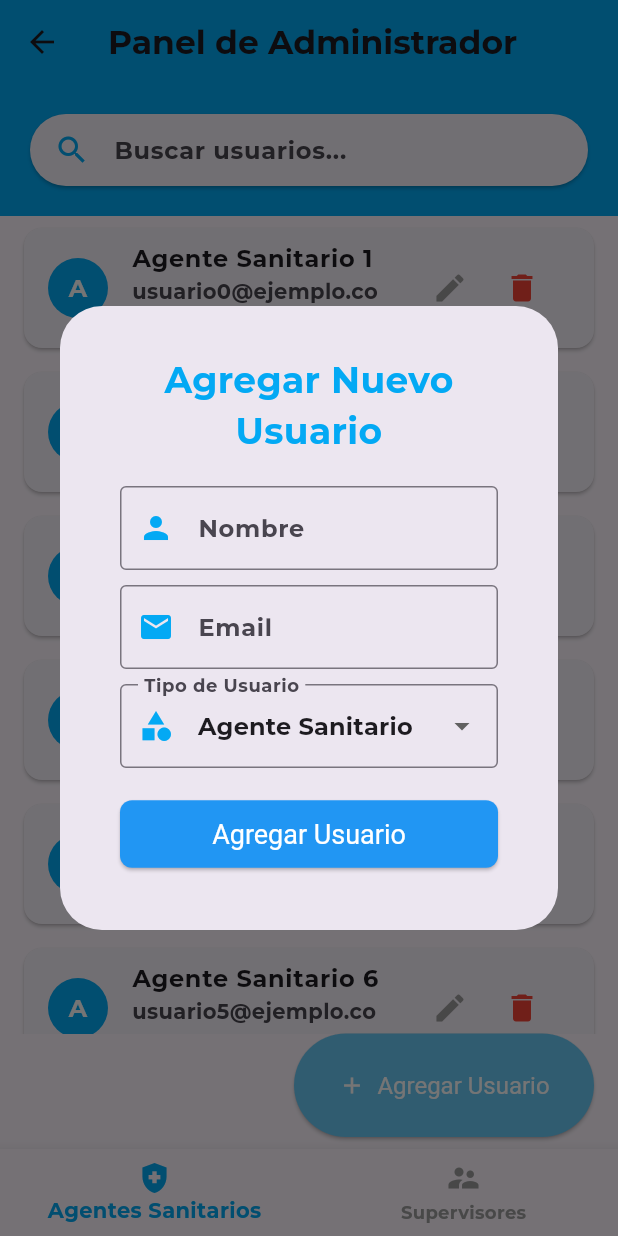
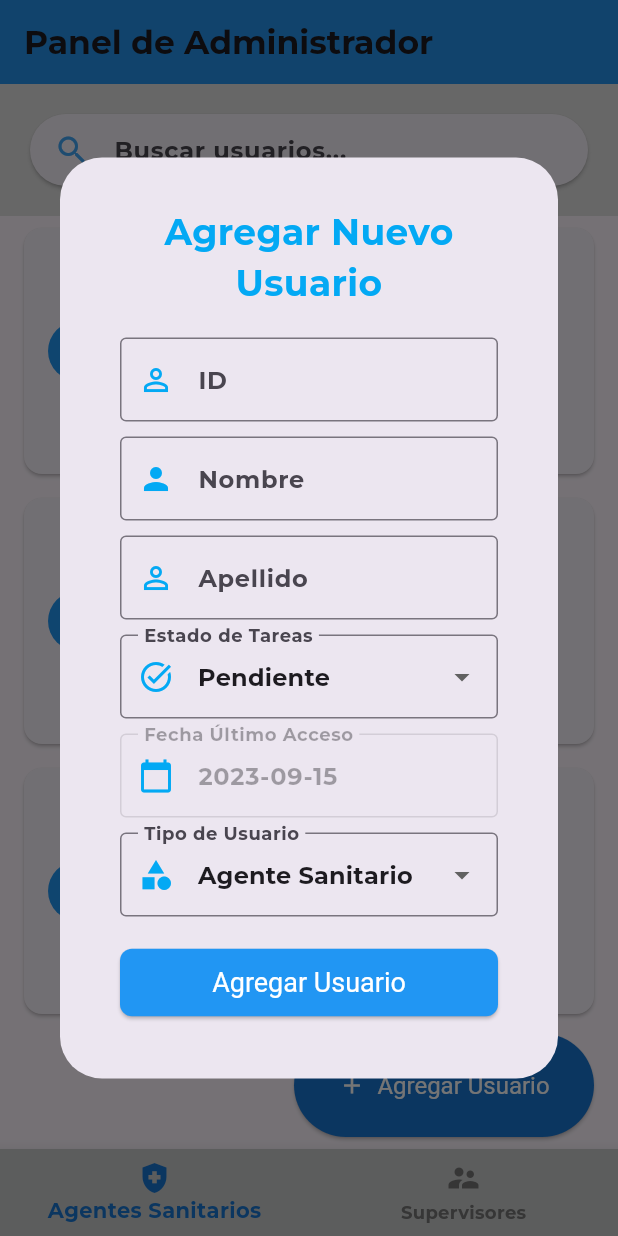
Before and after one commit to mati-avila/fisma_inso2, a Flutter app: the AdminScreen screen opened directly, after a tap on "Agregar Usuario", on a phone screen of 412 x 824 dp. Run offline on Flutter 3.47's test engine with Material 3 defaults, Android fonts, the phone set to English and light mode, and no system bars; our stand-ins replace firebase_core, flutter_map, latlong2; accounts and stored records are empty; project files that could hold a hidden picture were left out.

Commit message:
cambios en la parte de administrador

```diff
--- a/lib/administrador/add_user_form.dart
+++ b/lib/administrador/add_user_form.dart
@@ -7,8 +7,11 @@ class AddUserForm extends StatefulWidget {
 
 class _AddUserFormState extends State<AddUserForm> {
   final _formKey = GlobalKey<FormState>();
-  String _name = '';
-  String _email = '';
+  String _id = '';
+  String _nombre = '';
+  String _apellido = '';
+  String _estadoDeTareas = 'Pendiente';
+  String _fechaUltimoAcceso = '2023-09-15';  // Ejemplo de fecha de último acceso
   String _userType = 'Agente Sanitario';
 
   @override
@@ -30,6 +33,21 @@ class _AddUserFormState extends State<AddUserForm> {
             SizedBox(height: 20),
             TextFormField(
               decoration: InputDecoration(
+                labelText: 'ID',
+                border: OutlineInputBorder(),
+                prefixIcon: Icon(Icons.perm_identity, color: Colors.lightBlue),
+              ),
+              validator: (value) {
+                if (value == null || value.isEmpty) {
+                  return 'Por favor ingrese un ID';
+                }
+                return null;
+              },
+              onSaved: (value) => _id = value!,
+            ),
+            SizedBox(height: 10),
+            TextFormField(
+              decoration: InputDecoration(
                 labelText: 'Nombre',
                 border: OutlineInputBorder(),
                 prefixIcon: Icon(Icons.person, color: Colors.lightBlue),
@@ -40,22 +58,53 @@ class _AddUserFormState extends State<AddUserForm> {
                 }
                 return null;
               },
-              onSaved: (value) => _name = value!,
+              onSaved: (value) => _nombre = value!,
             ),
             SizedBox(height: 10),
             TextFormField(
               decoration: InputDecoration(
-                labelText: 'Email',
+                labelText: 'Apellido',
                 border: OutlineInputBorder(),
-                prefixIcon: Icon(Icons.email, color: Colors.lightBlue),
+                prefixIcon: Icon(Icons.person_outline, color: Colors.lightBlue),
               ),
               validator: (value) {
                 if (value == null || value.isEmpty) {
-                  return 'Por favor ingrese un email';
+                  return 'Por favor ingrese un apellido';
                 }
                 return null;
               },
-              onSaved: (value) => _email = value!,
+              onSaved: (value) => _apellido = value!,
+            ),
+            SizedBox(height: 10),
+            DropdownButtonFormField<String>(
+              value: _estadoDeTareas,
+              decoration: InputDecoration(
+                labelText: 'Estado de Tareas',
+                border: OutlineInputBorder(),
+                prefixIcon: Icon(Icons.task_alt, color: Colors.lightBlue),
+              ),
+              items: <String>['Pendiente', 'Completado']
+                  .map<DropdownMenuItem<String>>((String value) {
+                return DropdownMenuItem<String>(
+                  value: value,
+                  child: Text(value),
+                );
+              }).toList(),
+              onChanged: (String? newValue) {
+                setState(() {
+                  _estadoDeTareas = newValue!;
+                });
+              },
+            ),
+            SizedBox(height: 10),
+            TextFormField(
+              decoration: InputDecoration(
+                labelText: 'Fecha Último Acceso',
+                border: OutlineInputBorder(),
+                prefixIcon: Icon(Icons.calendar_today, color: Colors.lightBlue),
+              ),
+              initialValue: _fechaUltimoAcceso,  // Muestra la fecha de último acceso
+              enabled: false,  // Campo deshabilitado, solo visible
             ),
             SizedBox(height: 10),
             DropdownButtonFormField<String>(
@@ -84,7 +133,8 @@ class _AddUserFormState extends State<AddUserForm> {
                 if (_formKey.currentState!.validate()) {
                   _formKey.currentState!.save();
                   // Aquí iría la lógica para guardar el usuario
-                  print('Nombre: $_name, Email: $_email, Tipo: $_userType');
+                  print('ID: $_id, Nombre: $_nombre, Apellido: $_apellido, '
+                      'Estado de Tareas: $_estadoDeTareas, Fecha Último Acceso: $_fechaUltimoAcceso, Tipo: $_userType');
                   Navigator.pop(context);
                 }
               },
--- a/lib/administrador/admin_screen.dart
+++ b/lib/administrador/admin_screen.dart
@@ -24,19 +24,27 @@ class _AdminScreenState extends State<AdminScreen> {
     );
   }
 
+  // Método para cambiar entre agentes sanitarios y supervisores
+  void _onItemTapped(int index) {
+    setState(() {
+      _selectedIndex = index;
+      _searchQuery = ''; // Limpiar la búsqueda al cambiar de vista
+    });
+  }
+
   @override
   Widget build(BuildContext context) {
     return Scaffold(
       appBar: AppBar(
         title: Text('Panel de Administrador'),
-        backgroundColor: Colors.lightBlue,
+        backgroundColor: Color.fromARGB(255, 38, 147, 236), // Fondo azul
         elevation: 0,
       ),
       body: Column(
         children: [
           Container(
             padding: EdgeInsets.all(16),
-            color: Colors.lightBlue,
+            color: Colors.grey[300], // Color de fondo gris claro
             child: Card(
               shape: RoundedRectangleBorder(
                 borderRadius: BorderRadius.circular(30),
@@ -47,7 +55,7 @@ class _AdminScreenState extends State<AdminScreen> {
                   decoration: InputDecoration(
                     hintText: 'Buscar usuarios...',
                     border: InputBorder.none,
-                    icon: Icon(Icons.search, color: Colors.lightBlue),
+                    icon: Icon(Icons.search, color: Colors.blue[400]), // Icono azul claro
                   ),
                   onChanged: (value) {
                     setState(() {
@@ -59,9 +67,10 @@ class _AdminScreenState extends State<AdminScreen> {
             ),
           ),
           Expanded(
-            child: _selectedIndex == 0
-                ? UserList(userType: 'Agente Sanitario', searchQuery: _searchQuery)
-                : UserList(userType: 'Supervisor', searchQuery: _searchQuery),
+            child: UserList(
+              userType: _selectedIndex == 0 ? 'Agente Sanitario' : 'Supervisor',
+              searchQuery: _searchQuery,
+            ),
           ),
         ],
       ),
@@ -73,22 +82,22 @@ class _AdminScreenState extends State<AdminScreen> {
             child: Align(
               alignment: Alignment.centerRight,
               child: SizedBox(
-                width: 200, // Hacemos el botón más ancho
+                width: 200,
                 child: ElevatedButton(
                   onPressed: _showAddUserDialog,
                   child: Row(
                     mainAxisAlignment: MainAxisAlignment.center,
                     children: [
-                      Icon(Icons.add, color: Colors.white), // Cambiamos el color del icono a blanco
+                      Icon(Icons.add, color: Colors.white),
                       SizedBox(width: 8),
                       Text(
                         'Agregar Usuario',
-                        style: TextStyle(color: Colors.white), // Cambiamos el color del texto a blanco
+                        style: TextStyle(color: Colors.white),
                       ),
                     ],
                   ),
                   style: ElevatedButton.styleFrom(
-                    backgroundColor: Color.fromARGB(255, 105, 200, 245), // Mantenemos el color de fondo actual
+                    backgroundColor: Colors.blue[700], // Azul más oscuro para el botón
                     padding: EdgeInsets.symmetric(vertical: 25),
                   ),
                 ),
@@ -107,13 +116,10 @@ class _AdminScreenState extends State<AdminScreen> {
               ),
             ],
             currentIndex: _selectedIndex,
-            selectedItemColor: Colors.lightBlue,
-            unselectedItemColor: Colors.grey,
-            onTap: (index) {
-              setState(() {
-                _selectedIndex = index;
-              });
-            },
+            selectedItemColor: Colors.blue[700], // Ítem seleccionado azul oscuro
+            unselectedItemColor: Colors.grey[600], // Ítem no seleccionado en gris
+            backgroundColor: Color.fromARGB(255, 200, 202, 202), // Fondo gris claro
+            onTap: _onItemTapped, // Cambia de vista al tocar los botones
           ),
         ],
       ),
--- a/lib/administrador/user_list.dart
+++ b/lib/administrador/user_list.dart
@@ -8,20 +8,27 @@ class UserList extends StatelessWidget {
 
   @override
   Widget build(BuildContext context) {
-    // Simulamos una lista de usuarios (reemplazar con datos reales)
+    // Simulamos una lista de agentes sanitarios y supervisores (reemplazar con datos reales)
     List<Map<String, String>> users = List.generate(
       20,
       (index) => {
-        "name": "$userType ${index + 1}",
-        "email": "usuario$index@ejemplo.com",
+        "id": "ID${index + 1}",
+        "nombre": "Nombre $index",
+        "apellido": "Apellido $index",
+        "estadoDeTareas": index % 2 == 0 ? "Completado" : "Pendiente",
+        "fechaUltimoAcceso": "2024-09-${(index % 30) + 1}",
+        "rol": index % 2 == 0 ? "Agente Sanitario" : "Supervisor", // Asignamos el rol
       },
     );
 
-    // Filtramos la lista basada en la búsqueda
+    // Filtramos la lista basada en el tipo de usuario y la búsqueda
     List<Map<String, String>> filteredUsers = users
         .where((user) =>
-            user["name"]!.toLowerCase().contains(searchQuery.toLowerCase()) ||
-            user["email"]!.toLowerCase().contains(searchQuery.toLowerCase()))
+            user["rol"] == userType &&
+            (user["nombre"]!.toLowerCase().contains(searchQuery.toLowerCase()) ||
+            user["apellido"]!.toLowerCase().contains(searchQuery.toLowerCase()) ||
+            user["estadoDeTareas"]!.toLowerCase().contains(searchQuery.toLowerCase()) ||
+            user["fechaUltimoAcceso"]!.toLowerCase().contains(searchQuery.toLowerCase())))
         .toList();
 
     return ListView.builder(
@@ -31,14 +38,23 @@ class UserList extends StatelessWidget {
           margin: EdgeInsets.symmetric(horizontal: 16, vertical: 8),
           child: ListTile(
             leading: CircleAvatar(
-              backgroundColor: Colors.lightBlue,
+              backgroundColor: filteredUsers[index]["rol"] == "Agente Sanitario"
+                  ? Colors.blue // Color para Agentes Sanitarios
+                  : Colors.green, // Color para Supervisores
               child: Text(
-                filteredUsers[index]["name"]![0],
+                filteredUsers[index]["nombre"]![0],
                 style: TextStyle(color: Colors.white),
               ),
             ),
-            title: Text(filteredUsers[index]["name"]!),
-            subtitle: Text(filteredUsers[index]["email"]!),
+            title: Text('${filteredUsers[index]["id"]}: ${filteredUsers[index]["nombre"]} ${filteredUsers[index]["apellido"]}'),
+            subtitle: Column(
+              crossAxisAlignment: CrossAxisAlignment.start,
+              children: [
+                Text('Rol: ${filteredUsers[index]["rol"]}'),
+                Text('Último Acceso: ${filteredUsers[index]["fechaUltimoAcceso"]}'),
+                Text('Estado de Tareas: ${filteredUsers[index]["estadoDeTareas"]}'),
+              ],
+            ),
             trailing: Row(
               mainAxisSize: MainAxisSize.min,
               children: [
@@ -48,40 +64,71 @@ class UserList extends StatelessWidget {
                     showDialog(
                       context: context,
                       builder: (BuildContext context) {
-                        String name = filteredUsers[index]["name"]!;
-                        String email = filteredUsers[index]["email"]!;
+                        String nombre = filteredUsers[index]["nombre"]!;
+                        String apellido = filteredUsers[index]["apellido"]!;
+                        String estadoDeTareas = filteredUsers[index]["estadoDeTareas"]!;
+                        String fechaUltimoAcceso = filteredUsers[index]["fechaUltimoAcceso"]!;
+                        String rol = filteredUsers[index]["rol"]!;
+
+                        return StatefulBuilder(
+                          builder: (context, setState) {
                             return AlertDialog(
-                          title: Text('Editar Usuario'),
+                              title: Text('Editar ${rol}'),
                               content: SingleChildScrollView(
                                 child: Column(
                                   mainAxisSize: MainAxisSize.min,
                                   children: [
                                     TextField(
                                       decoration: InputDecoration(labelText: 'Nombre'),
-                                  controller: TextEditingController(text: name),
+                                      controller: TextEditingController(text: nombre),
                                       onChanged: (value) {
-                                    name = value;
+                                        nombre = value;
                                       },
                                     ),
                                     TextField(
-                                  decoration: InputDecoration(labelText: 'Email'),
-                                  controller: TextEditingController(text: email),
+                                      decoration: InputDecoration(labelText: 'Apellido'),
+                                      controller: TextEditingController(text: apellido),
                                       onChanged: (value) {
-                                    email = value;
+                                        apellido = value;
                                       },
                                     ),
                                     DropdownButtonFormField<String>(
-                                  value: userType,
-                                  decoration: InputDecoration(labelText: 'Tipo de Usuario'),
-                                  items: <String>['Agente Sanitario', 'Supervisor']
-                                      .map<DropdownMenuItem<String>>((String value) {
+                                      decoration: InputDecoration(labelText: 'Estado de Tareas'),
+                                      value: estadoDeTareas,
+                                      items: <String>['Completado', 'Pendiente']
+                                          .map((String value) {
                                         return DropdownMenuItem<String>(
                                           value: value,
                                           child: Text(value),
                                         );
                                       }).toList(),
-                                  onChanged: (String? newValue) {
-                                    // Aquí se manejaría el cambio de tipo de usuario
+                                      onChanged: (value) {
+                                        setState(() {
+                                          estadoDeTareas = value!;
+                                        });
+                                      },
+                                    ),
+                                    TextField(
+                                      decoration: InputDecoration(labelText: 'Último Acceso'),
+                                      controller: TextEditingController(text: fechaUltimoAcceso),
+                                      onChanged: (value) {
+                                        fechaUltimoAcceso = value;
+                                      },
+                                    ),
+                                    DropdownButtonFormField<String>(
+                                      decoration: InputDecoration(labelText: 'Rol'),
+                                      value: rol,
+                                      items: <String>['Agente Sanitario', 'Supervisor']
+                                          .map((String value) {
+                                        return DropdownMenuItem<String>(
+                                          value: value,
+                                          child: Text(value),
+                                        );
+                                      }).toList(),
+                                      onChanged: (value) {
+                                        setState(() {
+                                          rol = value!;
+                                        });
                                       },
                                     ),
                                   ],
@@ -106,6 +153,8 @@ class UserList extends StatelessWidget {
                           },
                         );
                       },
+                    );
+                  },
                 ),
                 IconButton(
                   icon: Icon(Icons.delete, color: Colors.red),
@@ -115,7 +164,8 @@ class UserList extends StatelessWidget {
                       builder: (BuildContext context) {
                         return AlertDialog(
                           title: Text('Confirmar Eliminación'),
-                          content: Text('¿Está seguro de que desea eliminar a ${filteredUsers[index]["name"]}?'),
+                          content: Text(
+                              '¿Está seguro de que desea eliminar a ${filteredUsers[index]["nombre"]} ${filteredUsers[index]["apellido"]}?'),
                           actions: [
                             TextButton(
                               child: Text('Cancelar'),
--- a/lib/loggin.dart
+++ b/lib/loggin.dart
@@ -93,7 +93,7 @@ class LoginScreen extends StatelessWidget {
                         onPressed: () {
                           // Navegar a la página de inicio
                           Navigator.of(context).pushReplacement(
-                            MaterialPageRoute(builder: (context) => AgentScreen()),
+                            MaterialPageRoute(builder: (context) => AdminScreen()),
                           );
                         },
                         child: const Text('Iniciar Sesión', style: TextStyle(fontSize: 18, color: Colors.white)),
--- a/lib/main.dart
+++ b/lib/main.dart
@@ -1,10 +1,10 @@
 import 'package:flutter/material.dart';
-import 'package:firebase_core/firebase_core.dart'; // Importa Firebase Core
+//import 'package:firebase_core/firebase_core.dart'; // Importa Firebase Core
 import 'loggin.dart';
 
 void main() async {
   WidgetsFlutterBinding.ensureInitialized();
-  await Firebase.initializeApp(); // Inicializa Firebase
+  //await Firebase.initializeApp(); // Inicializa Firebase
   runApp(MyApp());
 }
 
```
Also changed, not shown: lib/models/agent_model.dart (+2 -12 lines), lib/models/supervisor_model.dart (+1 -10 lines). Lines whose indentation alone changed are shown as unchanged.
